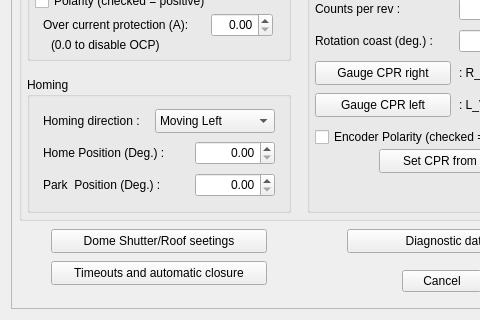
Before: the Qt Designer form domepro.ui in rpineau/DomePro, drawn with Qt 5; both pictures show x 0 to 480 and y 230 to 550 of the 600 by 550 pixel window.
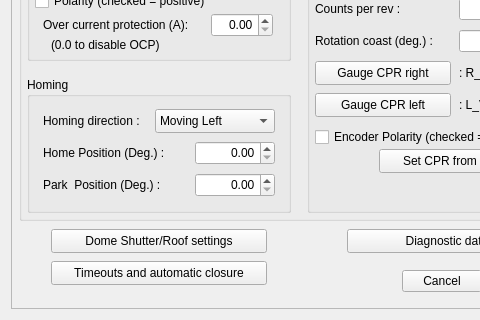
After: the same form once the commit is applied. Icons and pictures are not drawn. Custom widgets are drawn as their Qt base class.

```diff
--- a/domepro.ui
+++ b/domepro.ui
@@ -489,7 +489,7 @@
        </rect>
       </property>
       <property name="text">
-       <string>Dome Shutter/Roof seetings</string>
+       <string>Dome Shutter/Roof settings</string>
       </property>
      </widget>
      <widget class="QPushButton" name="pushButton_4">
```
